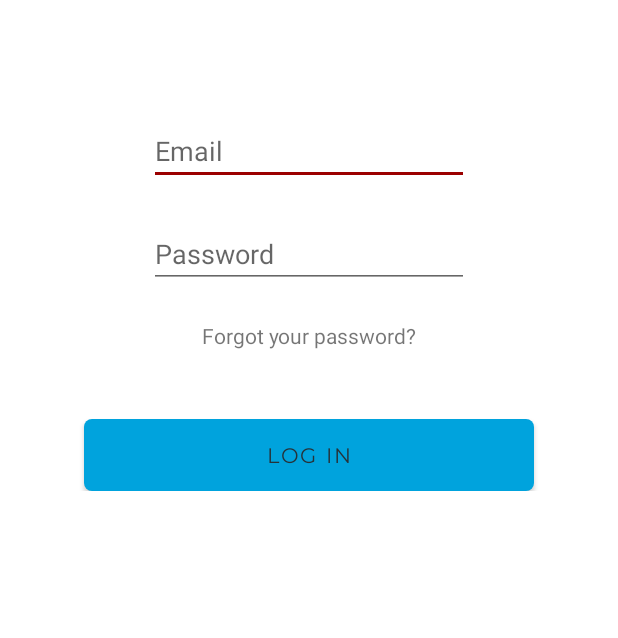
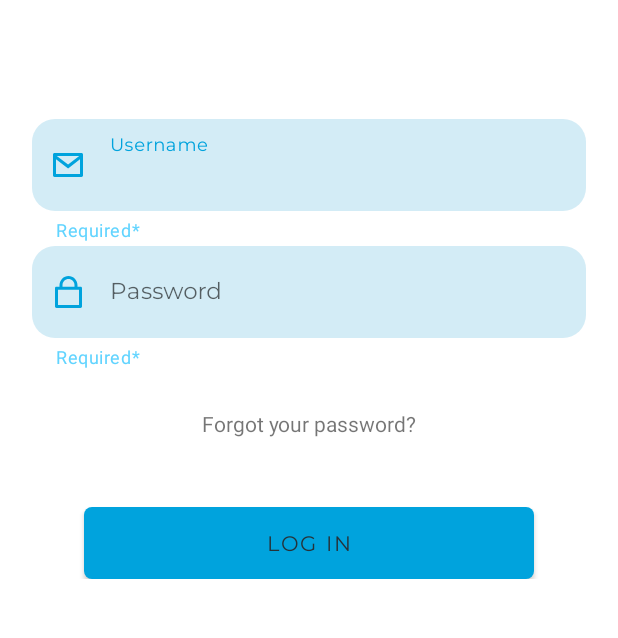
Before and after one commit to HOMIES-Project/homies-android, an Android app: the screen it shows after launch (LoginActivity), on a phone screen of 412 x 824 dp, the part 341-979 px from its top. Run offline under Robolectric (Android 15) with nearby library versions, the light colour scheme and no system bars.

Commit message:
Textinputs cambiados y paginas añadidas a manifest

```diff
--- a/app/src/main/AndroidManifest.xml
+++ b/app/src/main/AndroidManifest.xml
@@ -11,6 +11,8 @@
         android:roundIcon="@mipmap/ic_launcher_round"
         android:supportsRtl="true"
         android:theme="@style/Theme.Homies">
+        <activity android:name=".MainActivity"/>
+        <activity android:name=".RegisterActivity"/>
         <activity android:name=".LoginActivity"
             android:exported="true">
             <intent-filter>
--- a/app/src/main/java/com/homies/homies/LoginActivity.java
+++ b/app/src/main/java/com/homies/homies/LoginActivity.java
@@ -45,7 +45,7 @@ public class LoginActivity extends AppCompatActivity {
                     String message = "All inputs required ..";
                     Toast.makeText(LoginActivity.this, message, Toast.LENGTH_SHORT).show();
                 } else if ((inputPassword.getText().toString().length() < 4) || inputPassword.getText().toString().length() > 100) {
-                    String message = "Password must have between 8 and 100 characters ...";
+                    String message = "Password must have between 4 and 100 characters ...";
                     Toast.makeText(LoginActivity.this, message, Toast.LENGTH_SHORT).show();
                 } else {
                     LoginRequest loginRequest = new LoginRequest();
--- a/app/src/main/res/layout/activity_login.xml
+++ b/app/src/main/res/layout/activity_login.xml
@@ -11,20 +11,7 @@
         android:layout_height="match_parent"
         tools:context=".LoginActivity">
 
-        <Button
-            android:id="@+id/loginButton"
-            android:layout_width="300dp"
-            android:layout_height="wrap_content"
-            android:layout_marginTop="46dp"
-            android:text="@string/login"
-            android:padding="1dp"
-            android:background="@drawable/btn_custom"
-            android:fontFamily="@font/montserrat_regular"
-            android:layout_centerInParent="true"
-            android:textColor="#263238"
-            app:layout_constraintEnd_toEndOf="parent"
-            app:layout_constraintStart_toStartOf="parent"
-            app:layout_constraintTop_toBottomOf="@+id/forgotPasswordTV" />
+
 
         <ImageView
             android:id="@+id/logoIV"
@@ -36,39 +23,109 @@
             app:layout_constraintTop_toTopOf="parent"
             app:srcCompat="@drawable/ic_logo" />
 
-        <EditText
-            android:id="@+id/userInput"
-            android:layout_width="wrap_content"
+        <com.google.android.material.textfield.TextInputLayout
+            android:id="@+id/ip_user"
+            style="@style/Widget.MaterialComponents.TextInputLayout.FilledBox"
+            android:layout_width="match_parent"
             android:layout_height="wrap_content"
+            android:layout_marginStart="20dp"
             android:layout_marginTop="249dp"
-            android:ems="10"
-            android:hint="Email"
-            android:inputType="textPersonName"
+            android:layout_marginEnd="20dp"
+            android:layout_marginBottom="1dp"
+            android:padding="1dp"
+            app:boxStrokeWidth="0dp"
+            app:boxStrokeWidthFocused="0dp"
+            app:endIconMode="clear_text"
+            app:errorTextAppearance="@style/error_appearance"
+            app:helperText="Required*"
+            app:helperTextTextColor="@color/secondaryLightColor"
+            app:layout_constraintBottom_toTopOf="@+id/linear"
             app:layout_constraintEnd_toEndOf="parent"
             app:layout_constraintStart_toStartOf="parent"
-            app:layout_constraintTop_toTopOf="parent" />
+            app:layout_constraintTop_toTopOf="parent"
+            app:startIconDrawable="@drawable/ic_email"
+            app:startIconTint="@color/secondaryColor">
 
-        <EditText
-            android:id="@+id/passwordInput"
-            android:layout_width="wrap_content"
+            <com.google.android.material.textfield.TextInputEditText
+                android:id="@+id/userInput"
+                android:layout_width="match_parent"
+                android:layout_height="61dp"
+                android:layout_marginStart="0dp"
+                android:layout_marginTop="0dp"
+                android:layout_marginEnd="0dp"
+                android:layout_marginBottom="0dp"
+                android:background="@drawable/rounded_edittext"
+                android:fontFamily="@font/montserrat_regular"
+                android:hint="@string/userNameLogin"
+                android:inputType="textEmailAddress"
+                android:maxLength="50"
+                android:padding="15dp"
+                android:textSize="15sp" />
+        </com.google.android.material.textfield.TextInputLayout>
+
+        <com.google.android.material.textfield.TextInputLayout
+            android:id="@+id/ip_pasword"
+            style="@style/Widget.MaterialComponents.TextInputLayout.FilledBox"
+            android:layout_width="match_parent"
             android:layout_height="wrap_content"
-            android:layout_marginTop="23dp"
-            android:ems="10"
-            android:hint="Password"
-            android:inputType="textPassword"
+            android:layout_marginStart="20dp"
+            android:layout_marginEnd="20dp"
+            android:layout_marginBottom="1dp"
+            android:padding="1dp"
+            app:boxStrokeWidth="0dp"
+            app:boxStrokeWidthFocused="0dp"
+            app:endIconMode="clear_text"
+            app:errorTextAppearance="@style/error_appearance"
+            app:helperText="Required*"
+            app:helperTextTextColor="@color/secondaryLightColor"
+            app:layout_constraintBottom_toTopOf="@+id/linear"
             app:layout_constraintEnd_toEndOf="parent"
             app:layout_constraintStart_toStartOf="parent"
-            app:layout_constraintTop_toBottomOf="@+id/userInput" />
+            app:layout_constraintTop_toBottomOf="@+id/ip_user"
+            app:startIconDrawable="@drawable/ic_lock_password"
+            app:startIconTint="@color/secondaryColor">
+
+            <com.google.android.material.textfield.TextInputEditText
+                android:id="@+id/passwordInput"
+                android:layout_width="match_parent"
+                android:layout_height="61dp"
+                android:layout_marginStart="0dp"
+                android:layout_marginTop="0dp"
+                android:layout_marginEnd="0dp"
+                android:layout_marginBottom="0dp"
+                android:background="@drawable/rounded_edittext"
+                android:fontFamily="@font/montserrat_regular"
+                android:hint="@string/passwordLogin"
+                android:inputType="textPassword"
+                android:maxLength="50"
+                android:padding="15dp"
+                android:textSize="15sp" />
+        </com.google.android.material.textfield.TextInputLayout>
 
         <TextView
             android:id="@+id/forgotPasswordTV"
             android:layout_width="wrap_content"
             android:layout_height="wrap_content"
-            android:layout_marginTop="22dp"
+            android:layout_marginTop="25dp"
             android:text="Forgot your password?"
             app:layout_constraintEnd_toEndOf="parent"
             app:layout_constraintStart_toStartOf="parent"
-            app:layout_constraintTop_toBottomOf="@+id/passwordInput" />
+            app:layout_constraintTop_toBottomOf="@+id/ip_pasword" />
+
+        <Button
+            android:id="@+id/loginButton"
+            android:layout_width="300dp"
+            android:layout_height="wrap_content"
+            android:layout_centerInParent="true"
+            android:layout_marginTop="46dp"
+            android:background="@drawable/btn_custom"
+            android:fontFamily="@font/montserrat_regular"
+            android:padding="1dp"
+            android:text="@string/login"
+            android:textColor="#263238"
+            app:layout_constraintEnd_toEndOf="parent"
+            app:layout_constraintStart_toStartOf="parent"
+            app:layout_constraintTop_toBottomOf="@+id/forgotPasswordTV" />
 
     </androidx.constraintlayout.widget.ConstraintLayout>
 </ScrollView>
--- a/app/src/main/res/values/strings.xml
+++ b/app/src/main/res/values/strings.xml
@@ -14,4 +14,6 @@
     <string name="val_repass">Minimum 8 characters required</string>
     <!-- Login text-->
     <string name="login">Log In</string>
+    <string name="userNameLogin">Username</string>
+    <string name="passwordLogin">Password</string>
 </resources>
```
